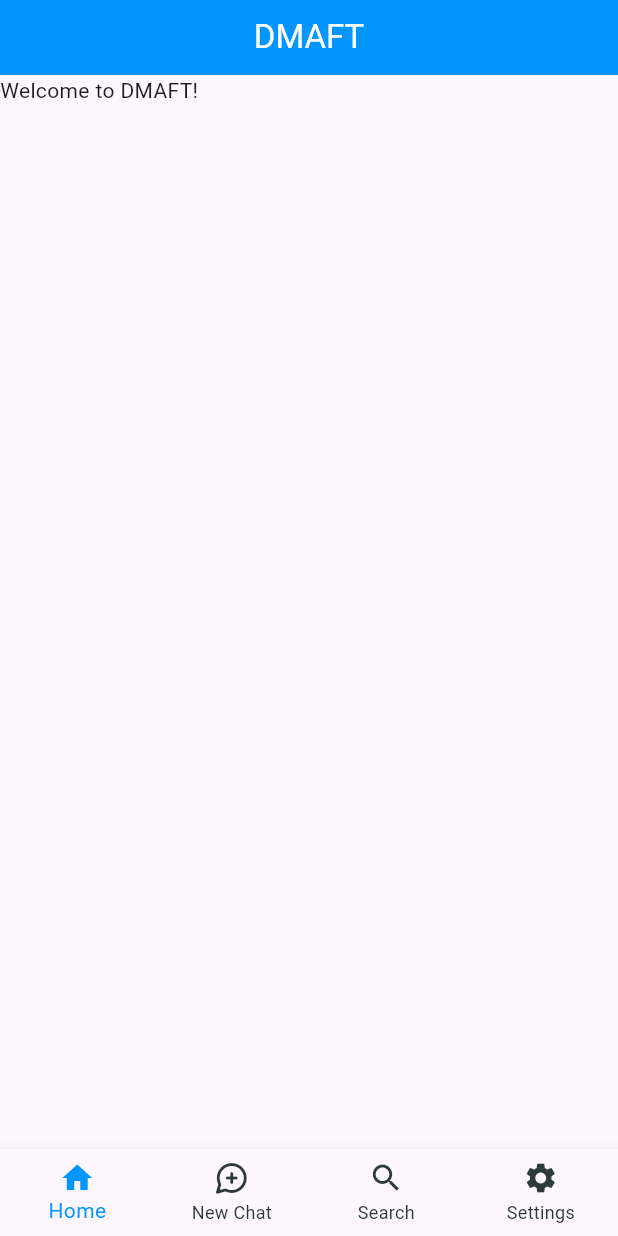
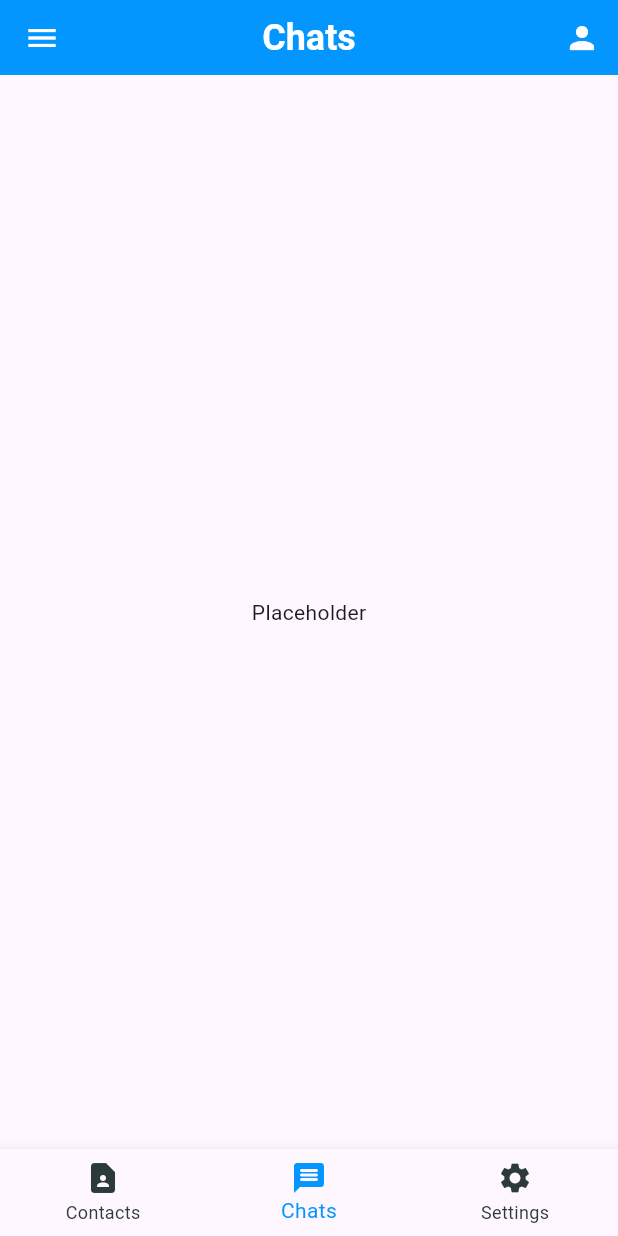
Before and after one commit to CrispyBeefNugget/Team3-Capstone, a Flutter app: the screen it shows after launch, on a phone screen of 412 x 824 dp. Run offline on Flutter 3.47's test engine with Material 3 defaults, Android fonts, the phone set to English and light mode, and no system bars.

Commit message:
More changes to the homescreen layout.

```diff
--- a/client/dmaft/lib/homescreen.dart
+++ b/client/dmaft/lib/homescreen.dart
@@ -8,19 +8,83 @@ class HomeScreen extends StatefulWidget {
 }
 
 class _HomeScreenState extends State<HomeScreen> {
-  int myIndex = 0;
+  int myIndex = 1;
+  List<Widget> widgetList = [
+    Text(
+      'Contacts',
+      style: TextStyle(
+        fontSize: 24,
+        fontWeight: FontWeight.bold,
+      ),
+    ),
+    Text(
+      'Chats',
+      style: TextStyle(
+        fontSize: 24,
+        fontWeight: FontWeight.bold,
+      ),
+    ),
+    Text(
+      'Settings',
+      style: TextStyle(
+        fontSize: 24,
+        fontWeight: FontWeight.bold,
+      ),
+    ),
+  ];
 
   @override
   Widget build(BuildContext context) {
     return Scaffold(
       appBar: AppBar(
-        title: const Text('DMAFT'),
+        title: widgetList[myIndex],
         backgroundColor: Color.fromRGBO(4, 150, 255, 1),
         centerTitle: true,
         foregroundColor: Colors.white,
         toolbarHeight: 50,
+        actions: <Widget>[
+          IconButton(
+            onPressed: () {},
+            icon: Icon(
+              Icons.person,
+
+            ),
+          ),
+        ],
       ),
-      body: const Text('Welcome to DMAFT!'),
+      drawer: Drawer(
+        child: ListView(
+          children: [
+            SizedBox(
+              height: 59.0,
+              child: DrawerHeader(
+                decoration: BoxDecoration(
+                  color: Color.fromRGBO(4, 150, 255, 1),
+                ),
+                child: Text(
+                  'DMAFT',
+                  style: TextStyle(
+                    color: Colors.white,
+                    fontWeight: FontWeight.bold
+                  ),
+                ),
+              ),
+            ),
+
+            ListTile(
+              title: const Text('New Chat'),
+              onTap: () {},
+            ),
+            ListTile(
+              title: const Text('Search'),
+              onTap: () {},
+            ),
+          ],
+        ),
+      ),
+      body: Center(
+        child: Text('Placeholder'),
+      ),
       bottomNavigationBar: BottomNavigationBar(
         type: BottomNavigationBarType.fixed,
         onTap: (index) {
@@ -32,22 +96,16 @@ class _HomeScreenState extends State<HomeScreen> {
         items: const [
           BottomNavigationBarItem(
             icon: Icon(
-              Icons.home,
+              Icons.contact_page,
             ),
-            label: 'Home',
+            label: 'Contacts',
           ),
 
           BottomNavigationBarItem(
             icon: Icon(
-              Icons.maps_ugc_rounded,
+              Icons.message_rounded,
             ),
-            label: 'New Chat',
-          ),
-          BottomNavigationBarItem(
-            icon: Icon(
-              Icons.search,
-            ),
-            label: 'Search',
+            label: 'Chats',
           ),
           BottomNavigationBarItem(
             icon: Icon(
```
